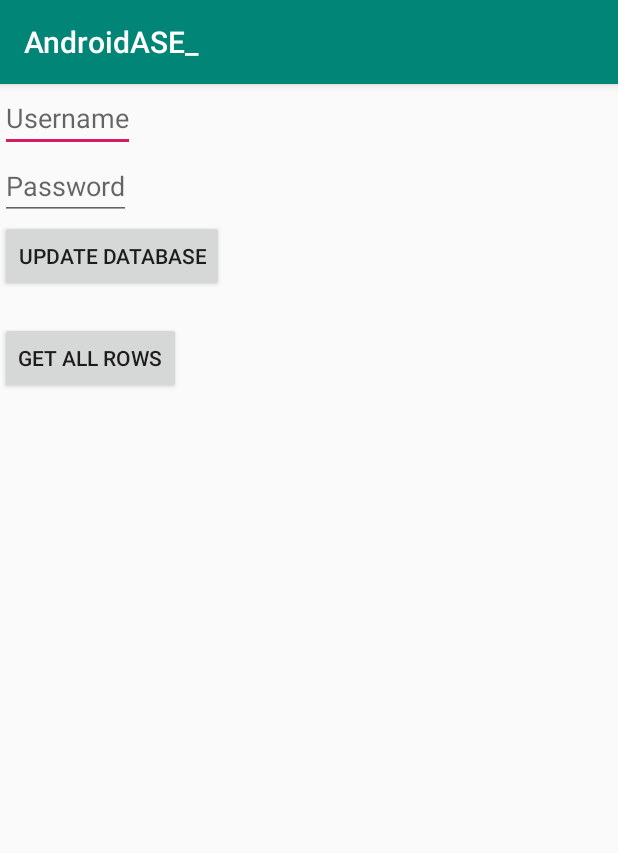
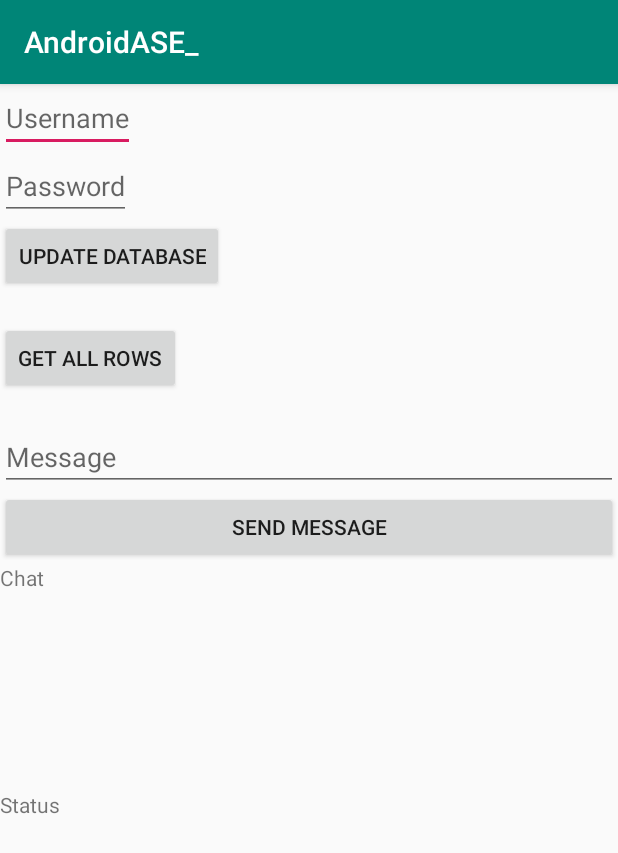
Before and after one commit to guroosh/City-Disaster-Management---Android, an Android app: the DBActivity screen opened directly, with no data from a screen before it, on a phone screen of 412 x 824 dp. Shown: the top 853 px of the screen. Run offline under Robolectric (Android 15) with nearby library versions, the phone set to English and light mode, and no system bars; libraries missing offline, so code that uses them is left out: org.eclipse.paho; 4 statements that could not run were skipped.

Commit message:
Add public mqtt example.

```diff
--- a/app/src/main/java/com/example/androidase_/activities/DBActivity.java
+++ b/app/src/main/java/com/example/androidase_/activities/DBActivity.java
@@ -1,6 +1,7 @@
 package com.example.androidase_.activities;
 
 import android.os.Bundle;
+import android.util.Log;
 import android.view.View;
 import android.widget.Button;
 import android.widget.EditText;
@@ -12,12 +13,29 @@ import androidx.appcompat.app.AppCompatActivity;
 import com.example.androidase_.R;
 import com.example.androidase_.database.BaseDataHelper;
 
+import org.eclipse.paho.android.service.MqttAndroidClient;
+import org.eclipse.paho.client.mqttv3.IMqttActionListener;
+import org.eclipse.paho.client.mqttv3.IMqttDeliveryToken;
+import org.eclipse.paho.client.mqttv3.IMqttToken;
+import org.eclipse.paho.client.mqttv3.MqttCallback;
+import org.eclipse.paho.client.mqttv3.MqttClient;
+import org.eclipse.paho.client.mqttv3.MqttException;
+import org.eclipse.paho.client.mqttv3.MqttMessage;
+
+import java.io.UnsupportedEncodingException;
+import java.nio.charset.StandardCharsets;
 import java.util.ArrayList;
 import java.util.Arrays;
+import java.util.Base64;
 import java.util.HashMap;
 import java.util.Map;
 
+import static java.util.Base64.getEncoder;
+
 public class DBActivity extends AppCompatActivity {
+    private MqttAndroidClient client;
+    private String mqttTopic;
+    private TextView status;
     @Override
     protected void onCreate(Bundle savedInstanceState) {
         super.onCreate(savedInstanceState);
@@ -67,5 +85,96 @@ public class DBActivity extends AppCompatActivity {
                 textView.setText(s.toString());
             }
         });
+
+        status = findViewById(R.id.database_textView_status);
+        connectMQTT();
+        Button btnSend = findViewById(R.id.database_button_send);
+        btnSend.setOnClickListener(new View.OnClickListener(){
+            public void onClick(View v){
+                EditText et = findViewById(R.id.database_editText_message);
+                String payload = et.getText().toString();
+                byte[] encodedPayload = new byte[0];
+                try {
+                    encodedPayload = payload.getBytes("UTF-8");
+                    MqttMessage message = new MqttMessage(encodedPayload);
+                    client.publish(mqttTopic, message);
+                } catch (UnsupportedEncodingException | MqttException e) {
+                    e.printStackTrace();
+                }
+            }
+        });
+    }
+
+    private void connectMQTT(){
+        mqttTopic = "ase/android";
+        String clientId = MqttClient.generateClientId();
+        client = new MqttAndroidClient(this.getApplicationContext(), "tcp://broker.hivemq.com:1883",
+                        clientId);
+
+        try {
+            IMqttToken token = client.connect();
+            token.setActionCallback(new IMqttActionListener() {
+                @Override
+                public void onSuccess(IMqttToken asyncActionToken) {
+                    // We are connected
+                    status.setText("connection is successful.");
+                    subscribeMQTT();
+                }
+
+                @Override
+                public void onFailure(IMqttToken asyncActionToken, Throwable exception) {
+                    // Something went wrong e.g. connection timeout or firewall problems
+                    status.setText("connection is failed.");
+                }
+            });
+        } catch (MqttException e) {
+            e.printStackTrace();
+        }
+    }
+    private void subscribeMQTT(){
+        int qos = 1;
+        try {
+            IMqttToken subToken = client.subscribe(mqttTopic, qos);
+            subToken.setActionCallback(new IMqttActionListener() {
+                @Override
+                public void onSuccess(IMqttToken asyncActionToken) {
+                    // The message was published
+                    status.setText("subscription is successful.");
+                    setMQTTCallback();
+                }
+
+                @Override
+                public void onFailure(IMqttToken asyncActionToken,
+                                      Throwable exception) {
+                    status.setText("subscription is failed.");
+                    // The subscription could not be performed, maybe the user was not
+                    // authorized to subscribe on the specified topic e.g. using wildcards
+
+                }
+            });
+        } catch (MqttException e) {
+            e.printStackTrace();
+        }
+    }
+    private void setMQTTCallback(){
+        client.setCallback(new MqttCallback() {
+            @Override
+            public void connectionLost(Throwable cause) {
+                status.setText("connection is lost.");
+            }
+
+            @Override
+            public void messageArrived(String topic, MqttMessage message) throws Exception {
+                status.setText("message is received.");
+                String msg = new String(message.getPayload(), StandardCharsets.UTF_8);
+                TextView tv = findViewById(R.id.database_textView_chat);
+                tv.setText(msg);
+            }
+
+            @Override
+            public void deliveryComplete(IMqttDeliveryToken token) {
+                status.setText("delivery completed.");
+            }
+        });
     }
 }
--- a/app/src/main/res/layout/activity_db.xml
+++ b/app/src/main/res/layout/activity_db.xml
@@ -28,4 +28,30 @@
         android:layout_width="wrap_content"
         android:layout_height="wrap_content"
         android:text=""/>
+
+    <EditText
+        android:id="@+id/database_editText_message"
+        android:layout_width="match_parent"
+        android:layout_height="wrap_content"
+        android:ems="10"
+        android:hint="Message"
+        android:inputType="textPersonName" />
+
+    <Button
+        android:id="@+id/database_button_send"
+        android:layout_width="match_parent"
+        android:layout_height="wrap_content"
+        android:text="Send Message" />
+
+    <TextView
+        android:id="@+id/database_textView_chat"
+        android:layout_width="match_parent"
+        android:layout_height="151dp"
+        android:text="Chat" />
+
+    <TextView
+        android:id="@+id/database_textView_status"
+        android:layout_width="match_parent"
+        android:layout_height="wrap_content"
+        android:text="Status" />
 </LinearLayout>
--- a/app/src/main/res/layout/activity_main.xml
+++ b/app/src/main/res/layout/activity_main.xml
@@ -9,7 +9,9 @@
     <LinearLayout
         android:layout_width="match_parent"
         android:layout_height="match_parent"
-        android:orientation="vertical">
+        android:orientation="vertical"
+        app:layout_constraintBottom_toBottomOf="parent"
+        tools:layout_editor_absoluteX="0dp">
 
         <Button
             android:id="@+id/button_db"
@@ -77,9 +79,9 @@
             android:text="Change IP" />
 
         <Button
+            android:id="@+id/notification_button"
             android:layout_width="wrap_content"
             android:layout_height="wrap_content"
-            android:id="@+id/notification_button"
             android:text="Notification Button" />
 
         <Button
--- a/build.gradle
+++ b/build.gradle
@@ -4,7 +4,6 @@ buildscript {
     repositories {
         google()
         jcenter()
-
     }
     dependencies {
         classpath 'com.android.tools.build:gradle:3.6.1'
```
Also changed, not shown: app/build.gradle (+9 -0 lines), app/src/main/AndroidManifest.xml (+7 -0 lines).
